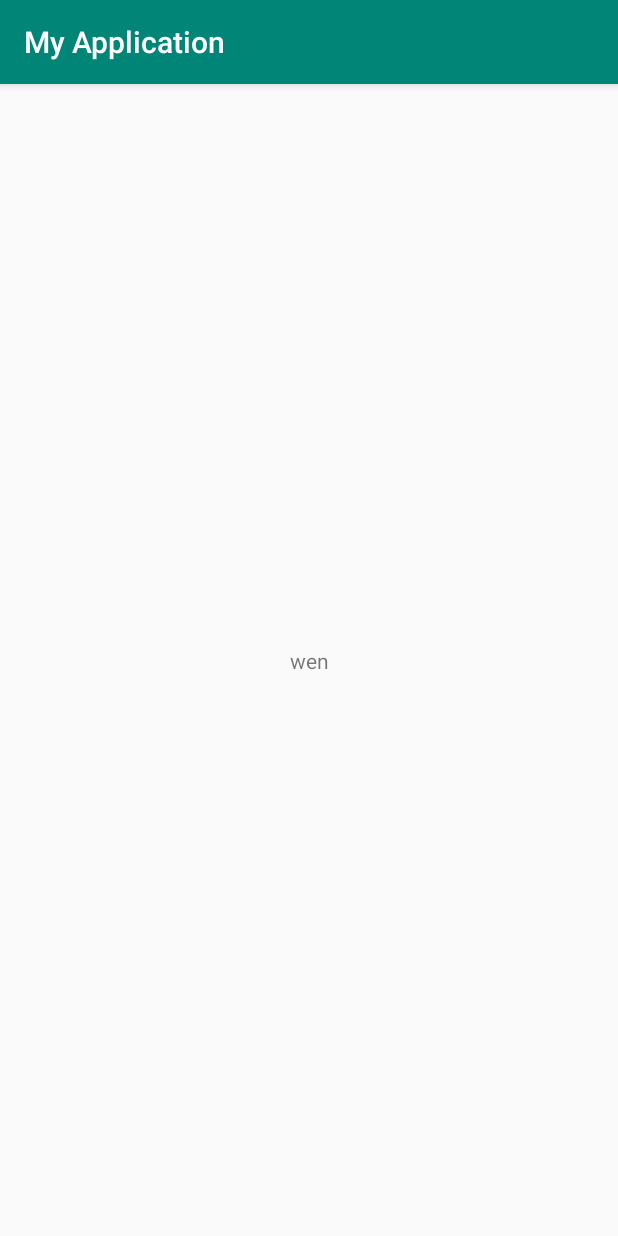
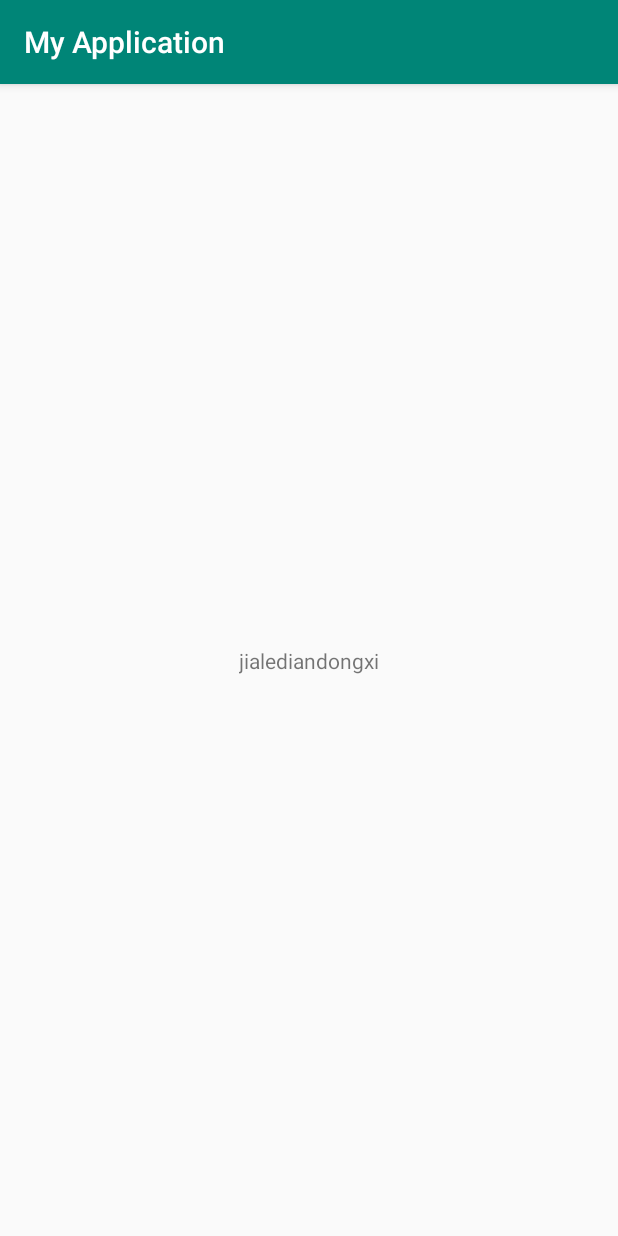
Before and after one commit to wenjunlian/Android5.0layout, an Android app: the screen it shows after launch (MainActivity), on a phone screen of 412 x 824 dp. Run offline under Robolectric (Android 15) with nearby library versions, the phone set to English and light mode, and no system bars; 1 statement that could not run was skipped.

Commit message:
1.分支加东西

```diff
--- a/MyApplication2/app/src/main/java/com/example/myapplication/MainActivity.java
+++ b/MyApplication2/app/src/main/java/com/example/myapplication/MainActivity.java
@@ -20,8 +20,9 @@ public class MainActivity extends AppCompatActivity {
         TextView tv = findViewById(R.id.sample_text);
         tv.setText("wenjunlian");
         tv.setText("123456");
-        tv.setText("wjl");
+        tv.setText("wenjunlian123456");
         tv.setText("wen");
+        tv.setText("jialediandongxi");
     }
 
     /**
```
